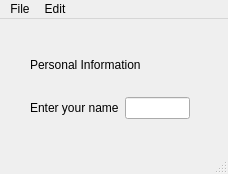
This is johndemo.ui in jstrickler/20210413AdvPython as Qt 5 draws it before an edit. The edited form follows.
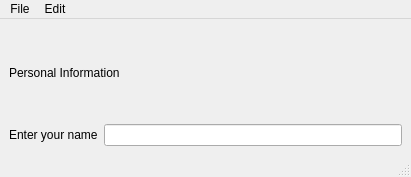
This is the edited form.

The edit to the form file:
```diff
--- a/johndemo.ui
+++ b/johndemo.ui
@@ -6,23 +6,16 @@
    <rect>
     <x>0</x>
     <y>0</y>
-    <width>228</width>
-    <height>174</height>
+    <width>411</width>
+    <height>177</height>
    </rect>
   </property>
   <property name="windowTitle">
    <string>John Demo for Adv Python Class</string>
   </property>
   <widget class="QWidget" name="centralwidget">
-   <widget class="QWidget" name="verticalLayoutWidget">
-    <property name="geometry">
-     <rect>
-      <x>30</x>
-      <y>20</y>
-      <width>160</width>
-      <height>80</height>
-     </rect>
-    </property>
+   <layout class="QVBoxLayout" name="verticalLayout_2">
+    <item>
     <layout class="QVBoxLayout" name="verticalLayout">
      <item>
       <widget class="QLabel" name="label_2">
@@ -46,14 +39,15 @@
       </layout>
      </item>
     </layout>
-   </widget>
+    </item>
+   </layout>
   </widget>
   <widget class="QMenuBar" name="menubar">
    <property name="geometry">
     <rect>
      <x>0</x>
      <y>0</y>
-     <width>228</width>
+     <width>411</width>
      <height>22</height>
     </rect>
    </property>
```
Left out of the diff: 23 changed lines with no effect on the pictures. Lines whose indentation alone changed are shown as unchanged.
